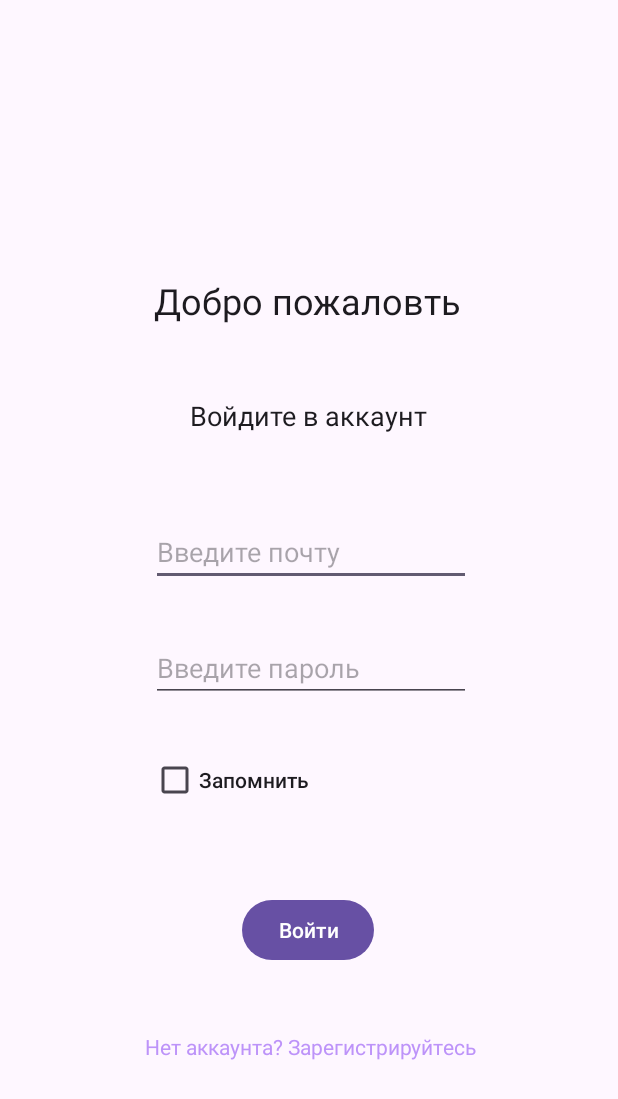
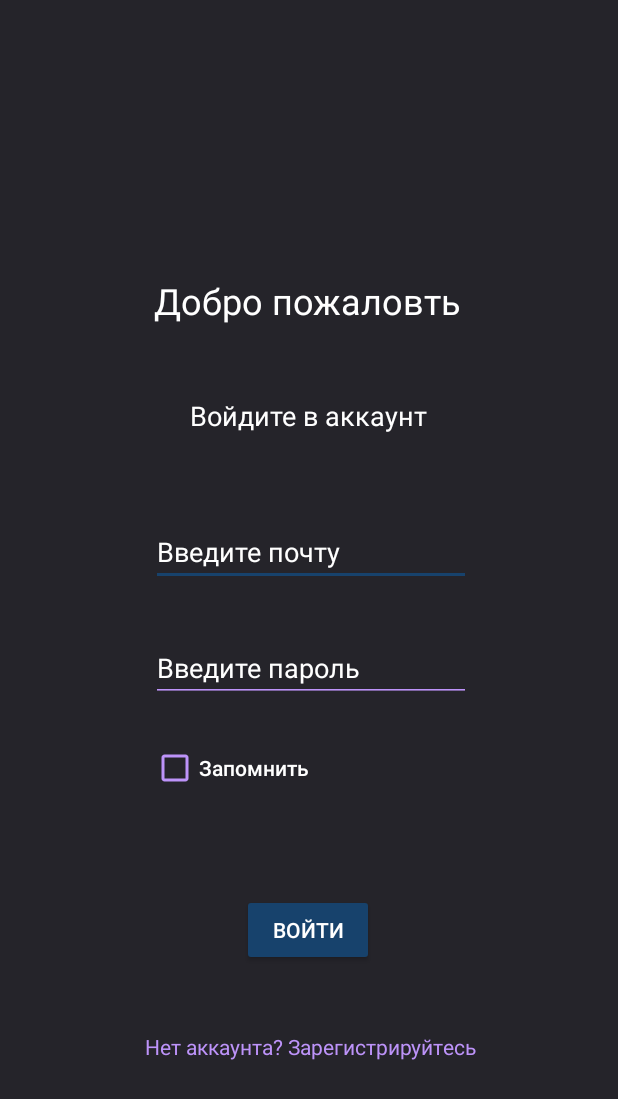
Before and after one commit to Shach1/kursach_semester_3, an Android app: the screen it shows after launch (Activity), on a phone screen of 412 x 824 dp. Shown: the top 1099 px of the screen. Run offline under Robolectric (Android 15) with nearby library versions, the light colour scheme and no system bars; our stand-ins replace Firebase (no records; nobody signed in at launch, a user with empty details on screens opened directly).

Commit message:
added: creating an order in the DB, basic theme

```diff
--- /dev/null
+++ b/app/src/main/res/color/bottom_nav_item_color.xml
@@ -0,0 +1,5 @@
+<?xml version="1.0" encoding="utf-8"?>
+<selector xmlns:android="http://schemas.android.com/apk/res/android">
+    <item android:color="@color/light_blue" android:state_checked="true" />
+    <item android:color="@color/neutral_blue" />
+</selector>
--- a/app/src/main/res/drawable/round_bg.xml
+++ b/app/src/main/res/drawable/round_bg.xml
@@ -1,6 +1,6 @@
 <?xml version="1.0" encoding="utf-8"?>
 <shape xmlns:android="http://schemas.android.com/apk/res/android">
-    <solid android:color="@color/gray" />
+    <solid android:color="@color/light_gray" />
     <corners android:topRightRadius="50dp"
         android:topLeftRadius="50dp"
         android:bottomLeftRadius="50dp"
--- a/app/src/main/res/layout/activity.xml
+++ b/app/src/main/res/layout/activity.xml
@@ -27,6 +27,7 @@
         android:layout_height="60dp"
         android:layout_gravity="bottom"
         android:visibility="gone"
+        app:itemIconTint="@color/bottom_nav_item_color"
         app:layout_constraintBottom_toBottomOf="parent"
         app:layout_constraintEnd_toEndOf="parent"
         app:layout_constraintHorizontal_bias="0.0"
--- a/app/src/main/res/layout/item_card_product_view.xml
+++ b/app/src/main/res/layout/item_card_product_view.xml
@@ -24,6 +24,7 @@
             android:textSize="24sp"
             android:textStyle="bold"
             android:paddingTop="8dp"
+            android:textColor="@color/white"
             android:text="Product Name" />
 
         <TextView
@@ -32,6 +33,7 @@
             android:layout_height="wrap_content"
             android:textSize="16sp"
             android:paddingTop="8dp"
+            android:textColor="@color/white"
             android:text="Product Description" />
 
         <LinearLayout
@@ -46,6 +48,7 @@
                 android:layout_height="wrap_content"
                 android:layout_weight="1"
                 android:textSize="20sp"
+                android:textColor="@color/white"
                 android:text="Product Price" />
 
             <Button
--- a/app/src/main/res/layout/login_fragment.xml
+++ b/app/src/main/res/layout/login_fragment.xml
@@ -26,6 +26,7 @@
         android:text="Запомнить"
         android:textAppearance="@style/TextAppearance.AppCompat.Body2"
         android:textSize="14dp"
+        android:textColor="@color/white"
         app:layout_constraintEnd_toEndOf="@+id/etPassword"
         app:layout_constraintHorizontal_bias="0.0"
         app:layout_constraintStart_toStartOf="@+id/etPassword"
@@ -39,6 +40,8 @@
         android:ems="10"
         android:hint="Введите почту"
         android:inputType="textEmailAddress"
+        android:textColor="@color/white"
+        android:textColorHint="@color/white"
         app:layout_constraintEnd_toEndOf="@+id/textView2"
         app:layout_constraintHorizontal_bias="0.481"
         app:layout_constraintStart_toStartOf="@+id/textView2"
@@ -52,6 +55,8 @@
         android:ems="10"
         android:hint="Введите пароль"
         android:inputType="textPassword"
+        android:textColor="@color/white"
+        android:textColorHint="@color/white"
         app:layout_constraintEnd_toEndOf="@+id/etEmail"
         app:layout_constraintHorizontal_bias="0.0"
         app:layout_constraintStart_toStartOf="@+id/etEmail"
--- a/app/src/main/res/layout/register_fragment.xml
+++ b/app/src/main/res/layout/register_fragment.xml
@@ -25,6 +25,8 @@
         android:ems="10"
         android:hint="Введите почту"
         android:inputType="textEmailAddress"
+        android:textColor="@color/white"
+        android:textColorHint="@color/white"
         app:layout_constraintEnd_toEndOf="@+id/textView"
         app:layout_constraintHorizontal_bias="0.507"
         app:layout_constraintStart_toStartOf="@+id/textView"
@@ -38,6 +40,8 @@
         android:ems="10"
         android:hint="Введите пароль"
         android:inputType="textPassword"
+        android:textColor="@color/white"
+        android:textColorHint="@color/white"
         app:layout_constraintEnd_toEndOf="@+id/etEmail"
         app:layout_constraintHorizontal_bias="0.0"
         app:layout_constraintStart_toStartOf="@+id/etEmail"
--- a/app/src/main/res/values/colors.xml
+++ b/app/src/main/res/values/colors.xml
@@ -1,8 +1,16 @@
 <?xml version="1.0" encoding="utf-8"?>
 <resources>
-    <color name="black">#FF000000</color>
     <color name="white">#FFFFFFFF</color>
-    <color name="gray">#FF808080</color>
     <color name="purple">#FFBD93F9</color>
     <color name="light_blue_600">#FF0091EA</color>
+
+
+
+    <color name="deep_blue">#FF17426C</color>
+    <color name="neutral_blue">#FF0F70BD</color>
+    <color name="light_blue">#FFA6E6F2</color>
+    <color name="black">#FF000000</color>
+    <color name="dark_grey">#FF19191B</color>
+    <color name="gray">#FF25242A</color>
+    <color name="light_gray">#FF666666</color>
 </resources>
--- a/app/src/main/res/values/themes.xml
+++ b/app/src/main/res/values/themes.xml
@@ -1,8 +1,39 @@
 <resources xmlns:tools="http://schemas.android.com/tools">
     <!-- Base application theme. -->
-    <style name="Base.Theme.AndroidCoursework" parent="Theme.Material3.DayNight.NoActionBar">
-        <!-- Customize your light theme here. -->
-        <!-- <item name="colorPrimary">@color/my_light_primary</item> -->
+    <style name="Base.Theme.AndroidCoursework" parent="Theme.AppCompat.Light.NoActionBar">
+        <!-- Customize your theme here. -->
+        <!-- Primary colors -->
+        <item name="colorPrimary">@color/black</item>
+        <item name="colorPrimaryDark">@color/dark_grey</item>
+        <item name="colorPrimaryVariant">@color/gray</item>
+
+        <!-- Accent colors -->
+        <item name="colorAccent">@color/deep_blue</item>
+        <item name="colorSecondary">@color/neutral_blue</item>
+        <item name="colorSecondaryVariant">@color/light_blue</item>
+
+        <!-- Text colors -->
+        <item name="android:textColorPrimary">@color/white</item>
+        <item name="android:textColorSecondary">@color/purple</item>
+
+        <!-- Bottom bar color -->
+        <item name="android:colorBackground">@color/gray</item>
+
+        <!-- Button style -->
+        <item name="android:buttonStyle">@style/ButtonStyle</item>
+
+        <!-- EditText style -->
+        <item name="android:editTextStyle">@style/EditTextStyle</item>
+    </style>
+
+    <style name="ButtonStyle" parent="Widget.AppCompat.Button">
+        <item name="android:backgroundTint">@color/deep_blue</item>
+        <item name="android:textColor">@color/white</item>
+    </style>
+
+    <style name="EditTextStyle" parent="Widget.AppCompat.EditText">
+        <item name="android:backgroundTint">@color/black</item>
+        <item name="android:textColor">@color/white</item>
     </style>
 
     <style name="Theme.AndroidCoursework" parent="Base.Theme.AndroidCoursework" />
```
Also changed, not shown: app/src/main/java/ru/mirea/androidcoursework/main/CartFragment.java (+64 -4 lines), app/src/main/res/layout/cart_fragment.xml (+6 -4 lines), app/src/main/res/layout/home_fragment.xml (+7 -5 lines).
